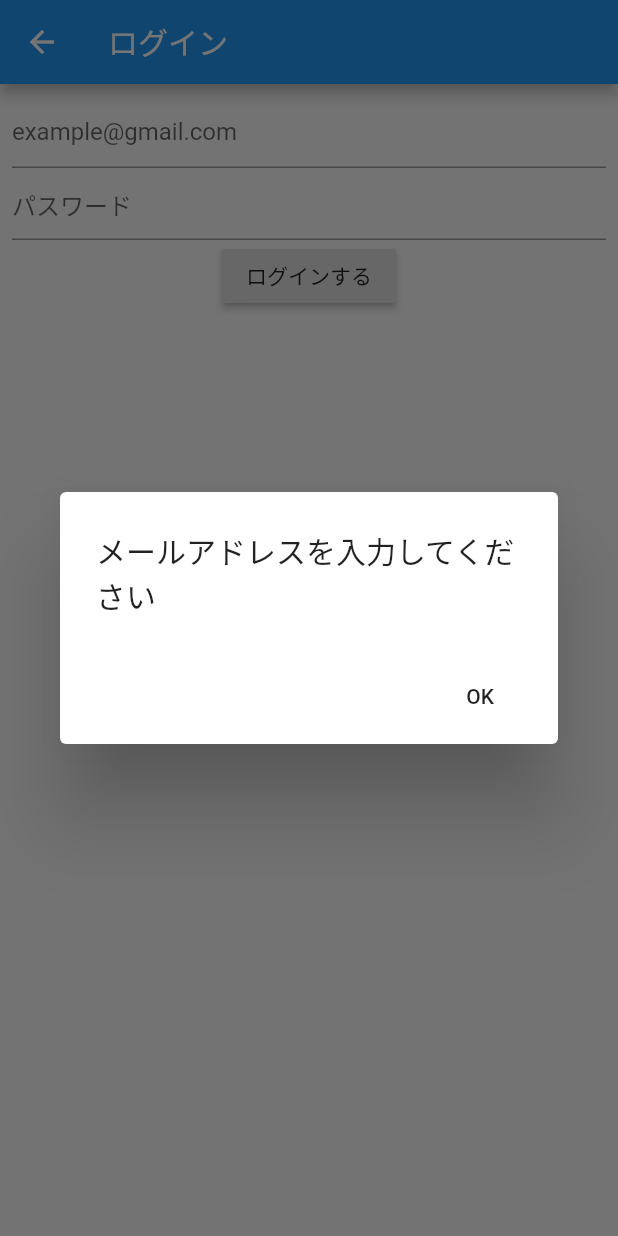
After one commit to YRyoma/testapp, a Flutter app: the LoginPage screen opened directly, after a tap on "ログインする", on a phone screen of 412 x 824 dp. The commit adds this screen. Run offline on Flutter 3.47's test engine with Material 2 defaults, Android fonts, the phone set to English and light mode, and no system bars; our stand-ins replace cloud_firestore, firebase_auth, firebase_core; accounts and stored records are empty.

Commit message:
update, delete, login with email and password are done

```diff
--- a/lib/book.dart
+++ /dev/null
@@ -1,5 +0,0 @@
-class Book {
-  Book(this.title);
-
-  String title;
-}
--- /dev/null
+++ b/lib/presentation/login/login_model.dart
@@ -0,0 +1,26 @@
+import 'package:cloud_firestore/cloud_firestore.dart';
+import 'package:firebase_auth/firebase_auth.dart';
+import 'package:flutter/material.dart';
+
+class LoginModel extends ChangeNotifier {
+  String mail = '';
+  String password = '';
+
+  final FirebaseAuth _auth = FirebaseAuth.instance;
+
+  Future login() async {
+    if (mail.isEmpty) {
+      throw('メールアドレスを入力してください');
+    }
+    if (password.isEmpty) {
+      throw('パスワードを入力してください');
+    }
+    //todo
+    final result = await _auth.signInWithEmailAndPassword(
+      email: mail,
+      password: password,
+    );
+    final uid = result.user.uid;
+    // todo:端末に保存
+  }
+}
--- /dev/null
+++ b/lib/presentation/login/login_page.dart
@@ -0,0 +1,75 @@
+import 'package:flutter/material.dart';
+import 'package:provider/provider.dart';
+import 'package:testapp/presentation/login/login_model.dart';
+
+class LoginPage extends StatelessWidget {
+  @override
+  Widget build(BuildContext context) {
+    final mailEditingController = TextEditingController();
+    final passwordEditingController = TextEditingController();
+
+    return ChangeNotifierProvider<LoginModel>(
+      create: (_) => LoginModel(),
+      child: Scaffold(
+        appBar: AppBar(
+          title: Text('ログイン'),
+        ),
+        body: Consumer<LoginModel>(
+          builder: (context, model, child) {
+            return Padding(
+              padding: const EdgeInsets.all(8.0),
+              child: Column(children: <Widget>[
+                TextField(
+                  controller: mailEditingController,
+                  decoration: InputDecoration(hintText: 'example@gmail.com'),
+                  onChanged: (text) {
+                    model.mail = text;
+                  },
+                ),
+                TextField(
+                  controller: passwordEditingController,
+                  decoration: InputDecoration(hintText: 'パスワード'),
+                  obscureText: true,
+                  onChanged: (text) {
+                    model.password = text;
+                  },
+                ),
+                RaisedButton(
+                  child: Text('ログインする'),
+                  onPressed: () async {
+                    try {
+                      await model.login();
+                      _showDialog(context, 'ログインしました');
+                    } catch(e) {
+                      _showDialog(context, e.toString());
+                    }
+                  },
+                ),
+              ],
+              ),
+            );
+          },
+        ),
+
+      ),
+    );
+  }
+  Future _showDialog(BuildContext context, String title,) {
+    showDialog(
+      context: context,
+      builder: (BuildContext context) {
+        return AlertDialog(
+          title: Text(title),
+          actions: <Widget>[
+            FlatButton(
+              child: Text('OK'),
+              onPressed: () {
+                Navigator.of(context).pop();
+              },
+            ),
+          ],
+        );
+      },
+    );
+  }
+}
--- a/pubspec.yaml
+++ b/pubspec.yaml
@@ -16,6 +16,7 @@ dependencies:
   provider: ^4.3.2+2
   firebase_core: ^0.5.0
   cloud_firestore: ^0.14.0+2
+  firebase_auth: "^0.18.1+1"
 
 dev_dependencies:
   flutter_test:
```
Also changed, not shown: lib/book_list_page.dart (deleted, +0 -28 lines), lib/domain/book.dart (added, +11 -0 lines), lib/presentation/add_book/add_book_model.dart (added, +32 -0 lines), lib/presentation/add_book/add_book_page.dart (added, +137 -0 lines), lib/presentation/book_list/book_list_model.dart (renamed from lib/book_list_model.dart, +6 -2 lines), lib/presentation/book_list/book_list_page.dart (added, +111 -0 lines), lib/presentation/main/main.dart (renamed from lib/main.dart, +25 -3 lines), lib/presentation/sign_up/sign_up_model.dart (added, +31 -0 lines), lib/presentation/sign_up/sign_up_page.dart (added, +75 -0 lines), lib/presentation/main/main_model.dart (renamed from lib/main_model.dart), pubspec.lock, 13 other files.
